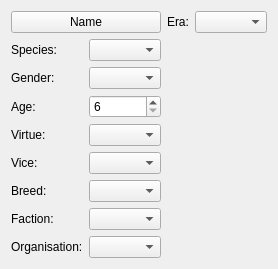
First picture: the form in ui/ui_InfoWidget.ui, repository Kamduis/SoulCreator, before the edit.
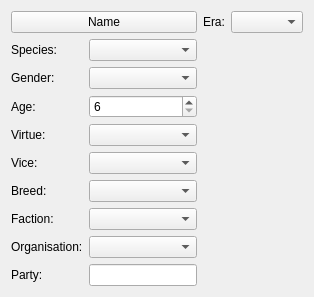
Second picture: the form after the edit.

```diff
--- a/ui/ui_InfoWidget.ui
+++ b/ui/ui_InfoWidget.ui
@@ -104,6 +104,16 @@
          </property>
         </widget>
        </item>
+       <item row="8" column="0">
+        <widget class="QLabel" name="label_party">
+         <property name="text">
+          <string>Party:</string>
+         </property>
+        </widget>
+       </item>
+       <item row="8" column="1">
+        <widget class="QLineEdit" name="lineEdit_party"/>
+       </item>
       </layout>
      </item>
     </layout>
```
